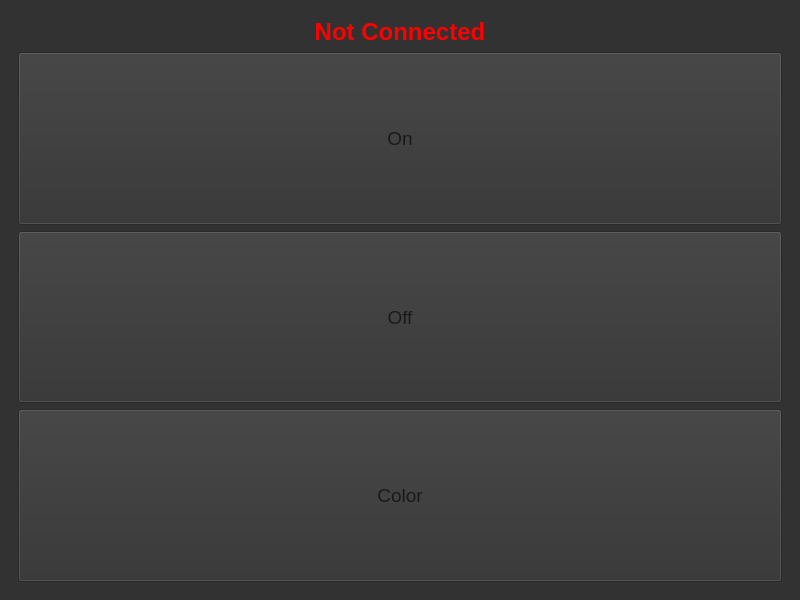
Stephen-Hamilton-C/SigmonLED-App-Qt, file mainwindow.ui: the form before one commit.
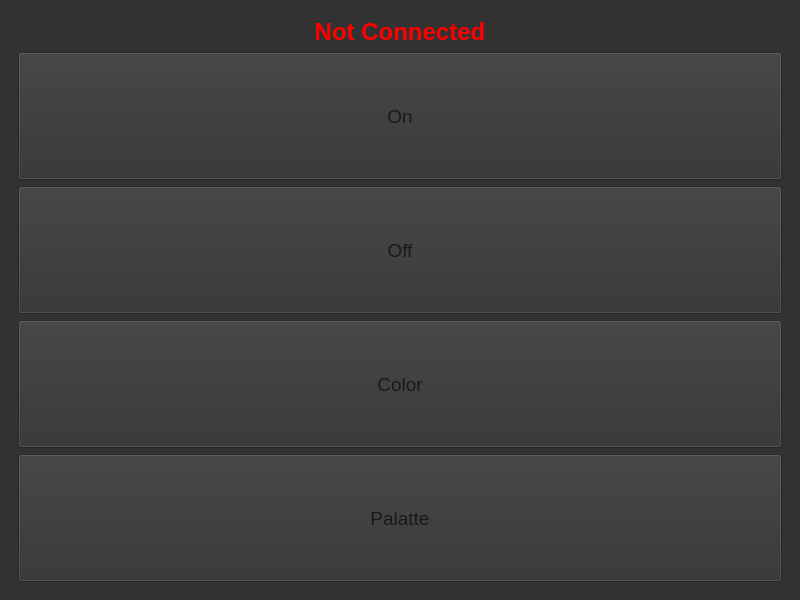
The form after the commit. The open tabs and pages were chosen to show the change.

Commit message: Getting ready to add palettes

Patch:
```diff
--- a/mainwindow.ui
+++ b/mainwindow.ui
@@ -556,6 +556,28 @@
           </property>
          </widget>
         </item>
+        <item>
+         <widget class="QPushButton" name="palatteButton">
+          <property name="enabled">
+           <bool>false</bool>
+          </property>
+          <property name="sizePolicy">
+           <sizepolicy hsizetype="Minimum" vsizetype="Expanding">
+            <horstretch>0</horstretch>
+            <verstretch>0</verstretch>
+           </sizepolicy>
+          </property>
+          <property name="font">
+           <font>
+            <family>Arial</family>
+            <pointsize>14</pointsize>
+           </font>
+          </property>
+          <property name="text">
+           <string>Palatte</string>
+          </property>
+         </widget>
+        </item>
        </layout>
       </widget>
       <widget class="QWidget" name="page_2">
```
Left out of the diff: 2 changed lines with no effect on the pictures.
